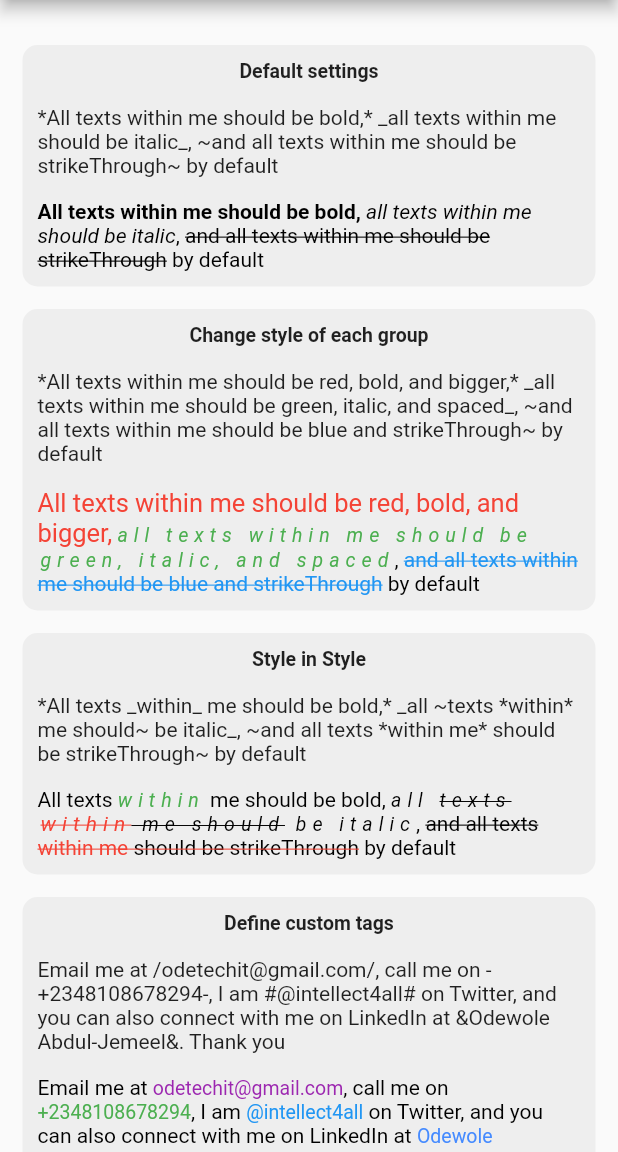
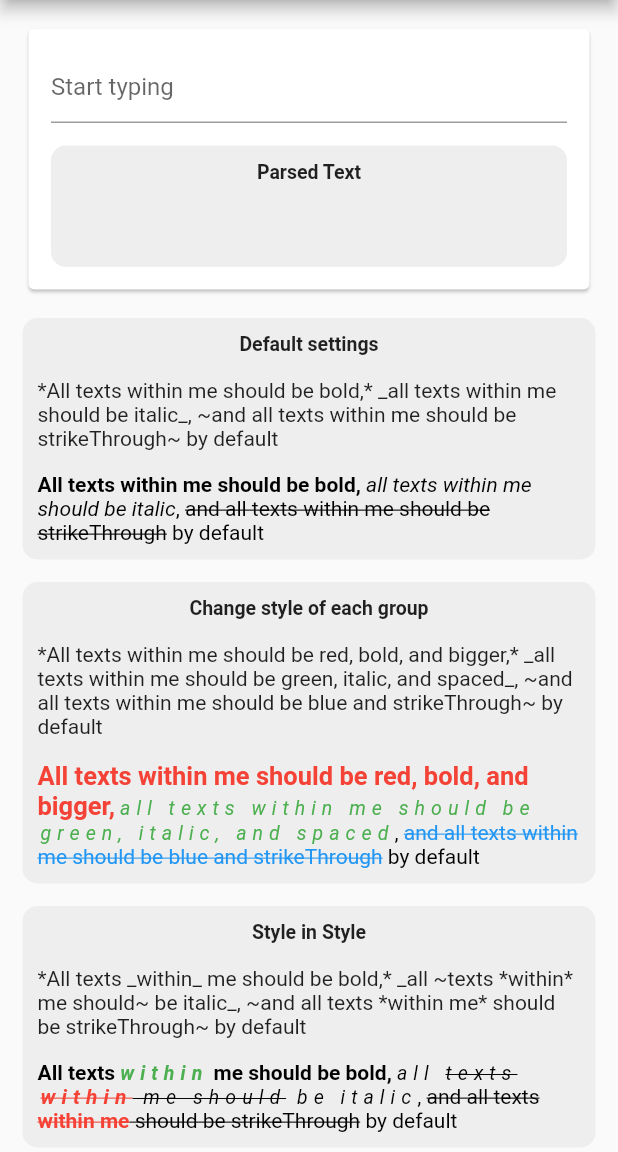
Before and after one commit to intellect4all/fast_rich_text, a Flutter app: the screen it shows after launch, on a phone screen of 412 x 824 dp, the part 84-1236 px from its top. Run offline on Flutter 3.47's test engine with Material 2 defaults, Android fonts, the phone set to English and light mode, and no system bars; our stand-ins replace equatable.

Commit message:
add live parsing display in example app

```diff
--- /dev/null
+++ b/example/lib/live_typing_widget.dart
@@ -0,0 +1,62 @@
+import 'package:example/example_card.dart';
+import 'package:flutter/material.dart';
+import 'package:flutter_rich_text/flutter_rich_text.dart';
+
+class LiveTypingWidget extends StatefulWidget {
+  const LiveTypingWidget({Key? key}) : super(key: key);
+
+  @override
+  State<LiveTypingWidget> createState() => _LiveTypingWidgetState();
+}
+
+class _LiveTypingWidgetState extends State<LiveTypingWidget> {
+  final _textEditingController = TextEditingController();
+  String _text = '';
+  @override
+  Widget build(BuildContext context) {
+    return Card(
+      child: Padding(
+        padding: const EdgeInsets.all(15),
+        child: Column(
+          children: [
+            TextField(
+              controller: _textEditingController,
+              decoration: const InputDecoration(
+                hintText: 'Start typing',
+              ),
+              onChanged: (value) {
+                setState(() {
+                  _text = value;
+                });
+              },
+            ),
+            ExampleCard(
+              text: _text,
+              title: 'Parsed Text',
+              child: FlutterRichText(
+                text: _text,
+                boldSTextStyle: const TextStyle(
+                  color: Colors.red,
+                  fontSize: 15,
+                  fontWeight: FontWeight.bold,
+                ),
+                italicTextStyle: const TextStyle(
+                  color: Colors.green,
+                  fontSize: 15,
+                  fontStyle: FontStyle.italic,
+                ),
+                strikethroughTextStyle: const TextStyle(
+                  fontSize: 15,
+                  decoration: TextDecoration.lineThrough,
+                ),
+                textStyle: const TextStyle(
+                  color: Colors.black,
+                ),
+              ),
+            ),
+          ],
+        ),
+      ),
+    );
+  }
+}
--- a/example/lib/main.dart
+++ b/example/lib/main.dart
@@ -1,3 +1,4 @@
+import 'package:example/live_typing_widget.dart';
 import 'package:flutter/material.dart';
 import 'package:flutter_rich_text/flutter_rich_text.dart';
 
@@ -50,6 +51,7 @@ class MyHomePage extends StatelessWidget {
         padding: const EdgeInsets.all(15),
         child: Column(
           children: [
+            const LiveTypingWidget(),
             ExampleCard(
               text: textForDefault,
               title: 'Default settings',
@@ -68,6 +70,7 @@ class MyHomePage extends StatelessWidget {
                 boldSTextStyle: const TextStyle(
                   color: Colors.red,
                   fontSize: 17,
+                  fontWeight: FontWeight.bold,
                 ),
                 italicTextStyle: const TextStyle(
                   color: Colors.green,
@@ -91,6 +94,7 @@ class MyHomePage extends StatelessWidget {
                 text: textForStyleInStyle,
                 boldSTextStyle: const TextStyle(
                   color: Colors.red,
+                  fontWeight: FontWeight.bold,
                   fontSize: 14,
                 ),
                 italicTextStyle: const TextStyle(
@@ -140,6 +144,7 @@ class MyHomePage extends StatelessWidget {
                     symbolCharacter: '&',
                     style: TextStyle(
                       color: Colors.blueAccent,
+                      fontWeight: FontWeight.bold,
                       fontSize: 13,
                     ),
                   )
```
